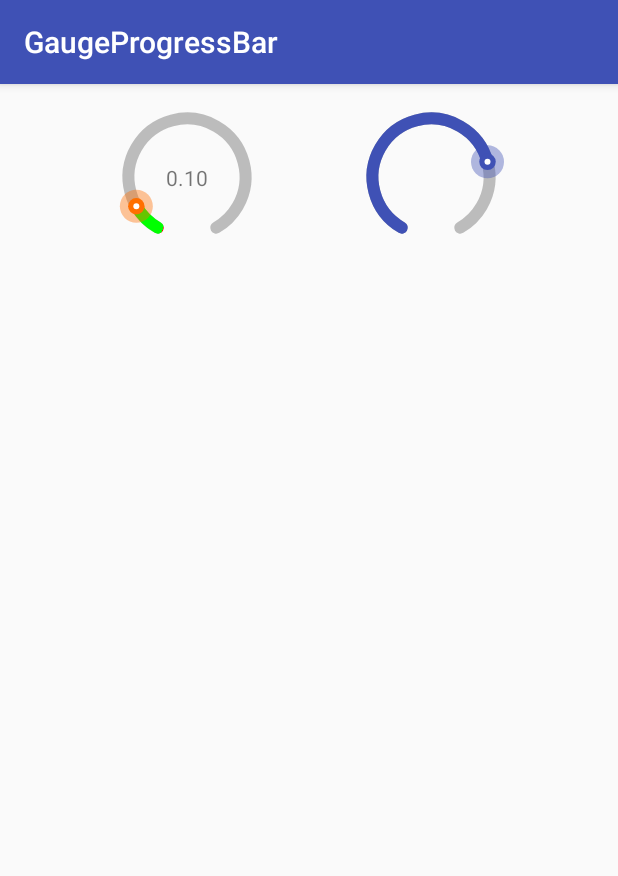
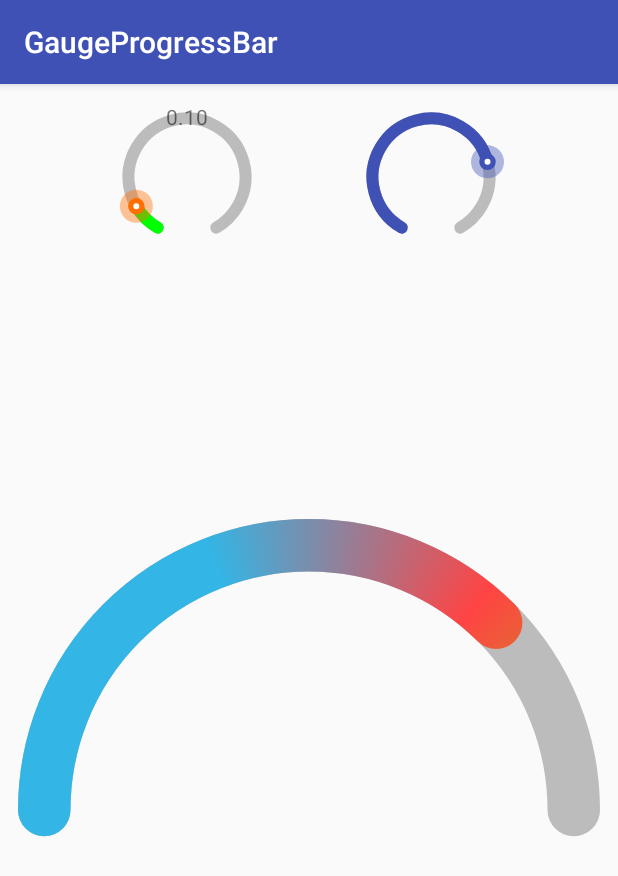
Before and after one commit to 10clouds/GaugeSeekBar, an Android app: the screen it shows after launch (MainActivity), on a phone screen of 412 x 824 dp. Shown: the top 876 px of the screen. Run offline under Robolectric (Android 15) with nearby library versions, the phone set to English and light mode, and no system bars.

Commit message:
Added starting angle parameter, fixed the problem with wrong color appearing at the start of progress seekbar

```diff
--- a/gaugeseekbar/src/main/java/com/tenclouds/gaugeprogress/GaugeSeekBar.kt
+++ b/gaugeseekbar/src/main/java/com/tenclouds/gaugeprogress/GaugeSeekBar.kt
@@ -14,7 +14,7 @@ import com.tenclouds.gaugeseekbar.R
 class GaugeSeekBar : View {
 
     private companion object {
-        private const val START_ANGLE_DEG = 30f
+        private const val DEFAULT_START_ANGLE_DEG = 30f
         private const val DEFAULT_THUMB_RADIUS_DP = 11
         private const val DEFAULT_TRACK_WIDTH_DP = 8
     }
@@ -34,6 +34,7 @@ class GaugeSeekBar : View {
     private var progressGradientArray = context.resources.getIntArray(R.array.default_index_gradient)
     private var progressGradientArrayPositions: FloatArray? = null
     private var thumbColor: Int = ContextCompat.getColor(context, R.color.default_thumb_color)
+    private var startAngle = DEFAULT_START_ANGLE_DEG
 
     private var trackDrawable: TrackDrawable? = null
     private var progressDrawable: ProgressDrawable? = null
@@ -66,6 +67,7 @@ class GaugeSeekBar : View {
 
     private fun applyAttributes(attributes: TypedArray) {
         try {
+            startAngle = attributes.getFloat(R.styleable.GaugeSeekBar_startAngleDegrees, startAngle)
             thumbRadius = attributes.getDimension(R.styleable.GaugeSeekBar_thumbRadius, thumbRadius)
             thumbColor = attributes.getColor(R.styleable.GaugeSeekBar_thumbColor, thumbColor)
             val trackGradientArrayId = attributes.getResourceId(R.styleable.GaugeSeekBar_trackGradient, 0)
@@ -131,8 +133,8 @@ class GaugeSeekBar : View {
     }
 
     private fun angleToProgress(angle: Double): Float {
-        val availableAngle = 360 - 2 * START_ANGLE_DEG
-        val relativeAngle = angle - START_ANGLE_DEG
+        val availableAngle = 360 - 2 * startAngle
+        val relativeAngle = angle - startAngle
         return (relativeAngle / availableAngle).toFloat()
     }
 
@@ -140,9 +142,9 @@ class GaugeSeekBar : View {
         val centerPosition = PointF(centerX, centerY)
         val radiusPx = Math.min(centerX, centerY)
         val margin = Math.max(thumbRadius, trackWidth / 2f)
-        trackDrawable = TrackDrawable(centerPosition, radiusPx, margin, trackGradientArray, START_ANGLE_DEG, trackWidth)
-        progressDrawable = ProgressDrawable(centerPosition, progress, radiusPx, margin, progressGradientArray, START_ANGLE_DEG, trackWidth, progressGradientArrayPositions)
-        thumbDrawable = ThumbDrawable(centerPosition, thumbColor, progress, START_ANGLE_DEG, thumbRadius)
+        trackDrawable = TrackDrawable(centerPosition, radiusPx, margin, trackGradientArray, startAngle, trackWidth)
+        progressDrawable = ProgressDrawable(centerPosition, progress, radiusPx, margin, progressGradientArray, startAngle, trackWidth, progressGradientArrayPositions)
+        thumbDrawable = ThumbDrawable(centerPosition, thumbColor, progress, startAngle, thumbRadius)
     }
 
     override fun onDraw(canvas: Canvas?) {
--- a/gaugeseekbar/src/main/java/com/tenclouds/gaugeprogress/ProgressDrawable.kt
+++ b/gaugeseekbar/src/main/java/com/tenclouds/gaugeprogress/ProgressDrawable.kt
@@ -35,7 +35,9 @@ class ProgressDrawable(position: PointF,
     private fun createSweepGradient(): SweepGradient {
         val shader = SweepGradient(centerPosition.x, centerPosition.y, gradientArray, getGradientPositions())
         val gradientRotationMatrix = Matrix()
-        gradientRotationMatrix.preRotate(90f + startAngle - 5, centerPosition.x, centerPosition.y)
+        //code need to account for path width
+        val angularMargin = Math.toDegrees(2 * Math.asin((trackWidthPx / radiusPx).toDouble())).toFloat()
+        gradientRotationMatrix.preRotate(90f + startAngle - angularMargin, centerPosition.x, centerPosition.y)
         shader.setLocalMatrix(gradientRotationMatrix)
         return shader
     }
--- a/gaugeseekbar/src/main/res/values/attrs.xml
+++ b/gaugeseekbar/src/main/res/values/attrs.xml
@@ -1,6 +1,7 @@
 <?xml version="1.0" encoding="utf-8"?>
 <resources>
     <declare-styleable name="GaugeSeekBar">
+        <attr name="startAngleDegrees" format="float" />
         <attr name="thumbRadius" format="dimension" />
         <attr name="showThumb" format="boolean" />
         <attr name="thumbColor" format="color" />
--- a/sampleapp/src/main/res/layout/activity_main.xml
+++ b/sampleapp/src/main/res/layout/activity_main.xml
@@ -19,7 +19,6 @@
         android:id="@+id/progressText"
         android:layout_width="wrap_content"
         android:layout_height="wrap_content"
-        app:layout_constraintBottom_toBottomOf="@id/progress1"
         app:layout_constraintLeft_toLeftOf="@id/progress1"
         app:layout_constraintRight_toRightOf="@id/progress1"
         app:layout_constraintTop_toTopOf="@id/progress1"
@@ -37,4 +36,19 @@
         app:progressGradient="@array/progressColor"
         app:thumbColor="@color/colorPrimary" />
 
+    <com.tenclouds.gaugeprogress.GaugeSeekBar
+        android:id="@+id/progress3"
+        android:layout_width="0dp"
+        android:layout_height="wrap_content"
+        app:interactive="true"
+        app:layout_constraintEnd_toEndOf="parent"
+        app:layout_constraintStart_toStartOf="parent"
+        app:layout_constraintTop_toBottomOf="@+id/progress1"
+        app:progress="0.75"
+        app:progressGradient="@array/progressRainbow"
+        app:showThumb="false"
+        app:startAngleDegrees="90"
+        app:thumbColor="@color/colorPrimary"
+        app:trackWidth="35dp" />
+
 </android.support.constraint.ConstraintLayout>
--- a/sampleapp/src/main/res/values/colors.xml
+++ b/sampleapp/src/main/res/values/colors.xml
@@ -4,6 +4,12 @@
     <color name="colorPrimaryDark">#303F9F</color>
     <color name="colorAccent">#FF4081</color>
 
+    <array name="progressRainbow">
+        <item>@android:color/holo_blue_light</item>
+        <item>@android:color/holo_red_light</item>
+        <item>@android:color/holo_green_light</item>
+    </array>
+
     <array name="progressColor">
         <item>@color/colorPrimary</item>
     </array>
```
